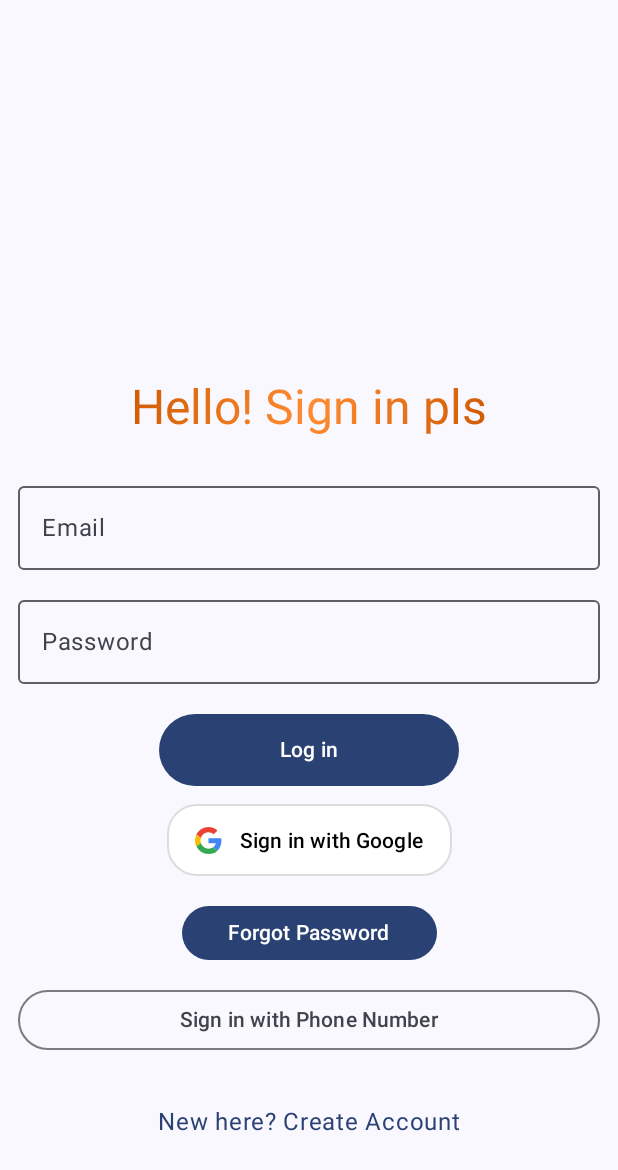
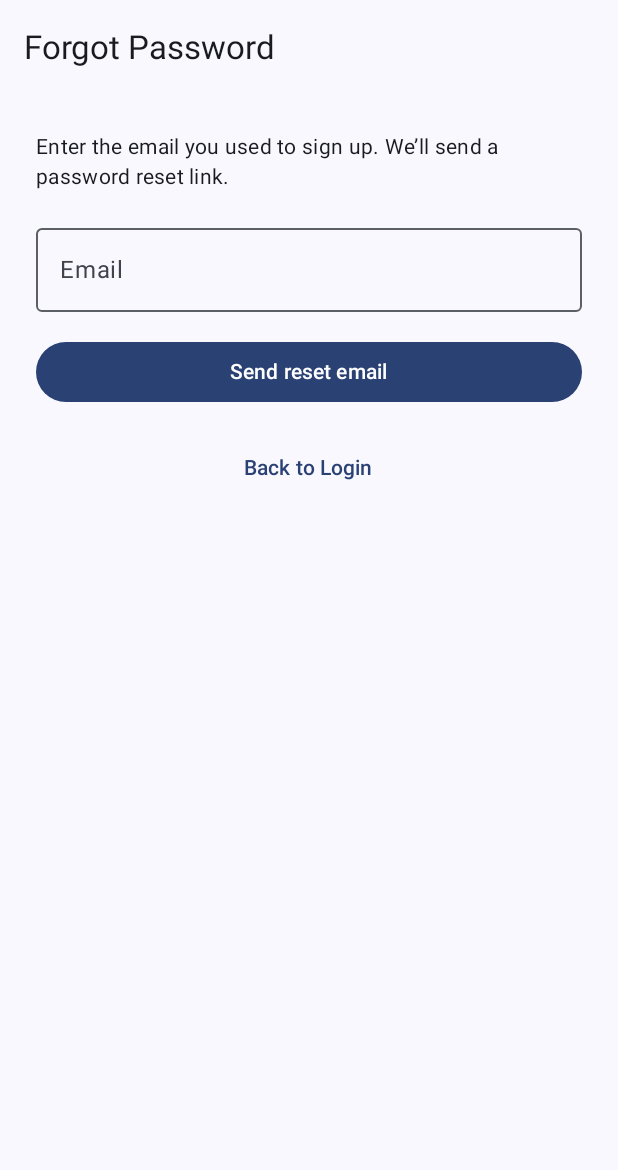
Before and after one commit to Jnwab/The-Cookout, an Android app built with Jetpack Compose: the screen it shows after launch (LoginActivity before the commit, ForgotPasswordActivity after it), after a tap on "Forgot Password", on a phone screen of 412 x 824 dp. Shown: the top 1170 px of the screen. Run offline under Robolectric (Android 15) with nearby library versions, the light colour scheme and no system bars; our stand-ins replace Firebase (no records; nobody signed in at launch, a user with empty details on screens opened directly).

Commit message:
created ForgotPasswordScreen + hooked up forgot password button

```diff
--- a/app/build.gradle.kts
+++ b/app/build.gradle.kts
@@ -59,6 +59,7 @@ dependencies {
     implementation("com.google.firebase:firebase-database")
     implementation("com.google.firebase:firebase-storage")
     implementation("com.googlecode.libphonenumber:libphonenumber:8.13.26")
+    implementation(platform("com.google.firebase:firebase-bom:33.5.1"))
     implementation(libs.androidx.core.ktx)
     implementation(libs.androidx.lifecycle.runtime.ktx)
     implementation(libs.androidx.activity.compose)
@@ -67,7 +68,7 @@ dependencies {
     implementation(libs.androidx.compose.ui.graphics)
     implementation(libs.androidx.compose.ui.tooling.preview)
     implementation(libs.androidx.compose.material3)
-//    implementation(libs.firebase.auth.ktx)
+    //implementation(libs.firebase.auth.ktx)
     testImplementation(libs.junit)
     androidTestImplementation(libs.androidx.junit)
     androidTestImplementation(libs.androidx.espresso.core)
--- a/app/src/main/AndroidManifest.xml
+++ b/app/src/main/AndroidManifest.xml
@@ -38,6 +38,7 @@
         <activity
             android:name=".activities.PhoneAuthActivity"
             android:exported="false"/>
+        <activity android:name=".activities.ForgotPasswordActivity" />
     </application>
 
 </manifest>
--- /dev/null
+++ b/app/src/main/java/com/cecs491b/thecookout/activities/ForgotPasswordActivity.kt
@@ -0,0 +1,57 @@
+package com.cecs491b.thecookout.activities
+
+import android.os.Bundle
+import android.widget.Toast
+import androidx.activity.ComponentActivity
+import androidx.activity.compose.setContent
+import androidx.activity.enableEdgeToEdge
+import androidx.compose.material3.Surface
+import androidx.compose.ui.Modifier
+import androidx.compose.foundation.layout.fillMaxSize
+import com.cecs491b.thecookout.ui.theme.TheCookoutTheme
+import com.cecs491b.thecookout.uiScreens.ForgotPasswordScreen
+import com.google.firebase.auth.FirebaseAuth
+
+class ForgotPasswordActivity : ComponentActivity() {
+
+    private lateinit var auth: FirebaseAuth
+
+    override fun onCreate(savedInstanceState: Bundle?) {
+        super.onCreate(savedInstanceState)
+        enableEdgeToEdge()
+
+        auth = FirebaseAuth.getInstance()
+
+        setContent {
+            TheCookoutTheme {
+                Surface(modifier = Modifier.fillMaxSize()) {
+                    ForgotPasswordScreen(
+                        onSendReset = { email ->
+                            if (email.isBlank()) {
+                                Toast.makeText(this, "Please enter your email.", Toast.LENGTH_SHORT).show()
+                                return@ForgotPasswordScreen
+                            }
+                            auth.sendPasswordResetEmail(email.trim())
+                                .addOnSuccessListener {
+                                    Toast.makeText(
+                                        this,
+                                        "Password reset email sent. Check your inbox.",
+                                        Toast.LENGTH_LONG
+                                    ).show()
+                                    finish()
+                                }
+                                .addOnFailureListener { e ->
+                                    Toast.makeText(
+                                        this,
+                                        e.localizedMessage ?: "Failed to send reset email.",
+                                        Toast.LENGTH_LONG
+                                    ).show()
+                                }
+                        },
+                        onClose = { finish() }
+                    )
+                }
+            }
+        }
+    }
+}
--- a/app/src/main/java/com/cecs491b/thecookout/activities/LoginActivity.kt
+++ b/app/src/main/java/com/cecs491b/thecookout/activities/LoginActivity.kt
@@ -25,6 +25,7 @@ import com.google.firebase.database.FirebaseDatabase
 import com.google.firebase.database.database
 import com.google.firebase.storage.storage
 import com.cecs491b.thecookout.models.User
+import com.cecs491b.thecookout.activities.ForgotPasswordActivity
 
 class LoginActivity : ComponentActivity() {
     private lateinit var auth: FirebaseAuth
@@ -61,7 +62,7 @@ class LoginActivity : ComponentActivity() {
                             handleLogin(email, password)
                         },
                         onForgotPasswordClick = {
-                            handleForgotPassword()
+                            startActivity(Intent(this, ForgotPasswordActivity::class.java))
                         },
                         onGoogleSignInClick = { launchGoogleSignIn() },
                         onSignupClick = {
--- /dev/null
+++ b/app/src/main/java/com/cecs491b/thecookout/uiScreens/ForgotPasswordScreen.kt
@@ -0,0 +1,67 @@
+package com.cecs491b.thecookout.uiScreens
+
+import androidx.compose.foundation.layout.*
+import androidx.compose.material3.*
+import androidx.compose.runtime.*
+import androidx.compose.ui.Alignment
+import androidx.compose.ui.Modifier
+import androidx.compose.ui.text.input.ImeAction
+import androidx.compose.ui.text.input.KeyboardType
+import androidx.compose.foundation.text.KeyboardOptions
+import androidx.compose.ui.unit.dp
+import androidx.compose.material3.ExperimentalMaterial3Api
+
+
+@OptIn(ExperimentalMaterial3Api::class)
+@Composable
+fun ForgotPasswordScreen(
+    onSendReset: (String) -> Unit,
+    onClose: () -> Unit
+) {
+    var email by remember { mutableStateOf("") }
+
+    Scaffold(
+        topBar = {
+            TopAppBar(
+                title = { Text("Forgot Password") }
+            )
+        }
+    ) { inner ->
+        Column(
+            modifier = Modifier
+                .padding(inner)
+                .padding(24.dp)
+                .fillMaxWidth(),
+            verticalArrangement = Arrangement.spacedBy(16.dp),
+            horizontalAlignment = Alignment.CenterHorizontally
+        ) {
+            Text(
+                "Enter the email you used to sign up. We’ll send a password reset link.",
+                style = MaterialTheme.typography.bodyMedium
+            )
+
+            OutlinedTextField(
+                value = email,
+                onValueChange = { email = it },
+                label = { Text("Email") },
+                singleLine = true,
+                keyboardOptions = KeyboardOptions(
+                    keyboardType = KeyboardType.Email,
+                    imeAction = ImeAction.Done
+                ),
+                modifier = Modifier.fillMaxWidth()
+            )
+
+            Button(
+                onClick = { onSendReset(email) },
+                modifier = Modifier.fillMaxWidth()
+            ) {
+                Text("Send reset email")
+            }
+
+            TextButton(onClick = onClose) {
+                Text("Back to Login")
+            }
+        }
+    }
+}
--- a/app/src/main/java/com/cecs491b/thecookout/uiScreens/LoginScreen.kt
+++ b/app/src/main/java/com/cecs491b/thecookout/uiScreens/LoginScreen.kt
@@ -22,6 +22,10 @@ import androidx.compose.ui.text.input.ImeAction
 import com.cecs491b.thecookout.ui.theme.CookoutOrange
 import com.cecs491b.thecookout.ui.theme.DarkerOrange
 import com.cecs491b.thecookout.ui.theme.TheCookoutTheme
+import android.content.Intent
+import androidx.compose.ui.platform.LocalContext
+import com.cecs491b.thecookout.activities.ForgotPasswordActivity
+
 
 // Can put in another .kt later on if want
 @Composable
```
